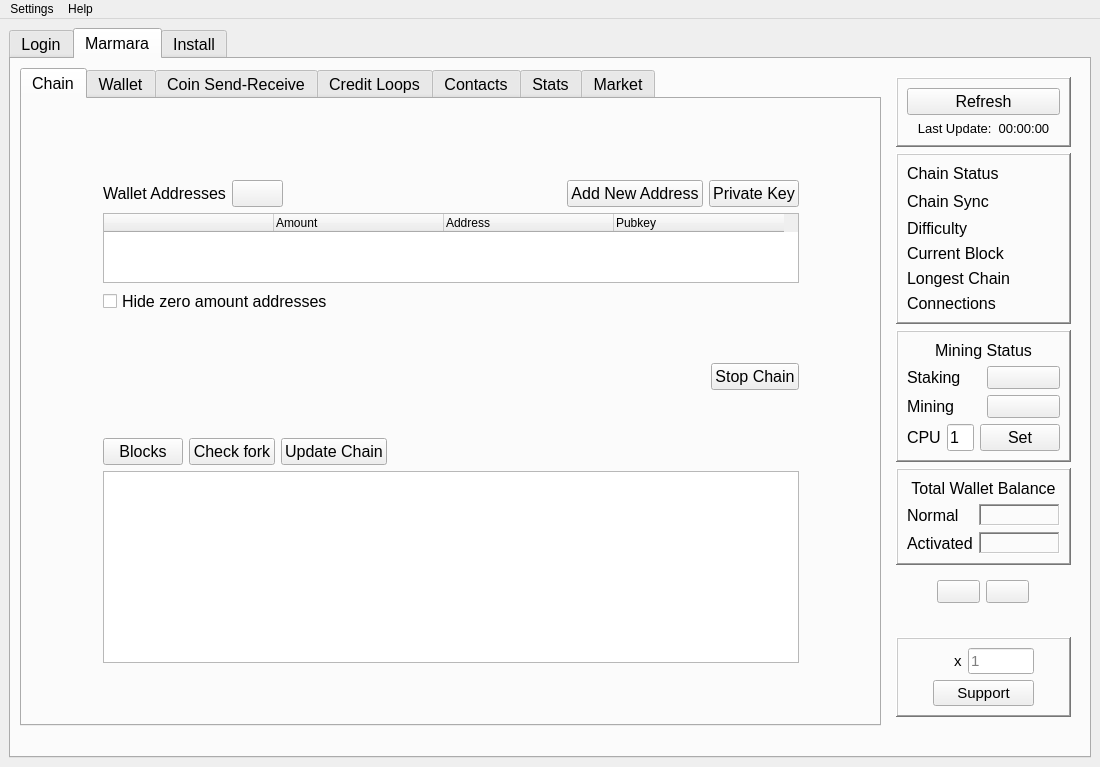
Above: src/main/python/qtguidesign.ui from marmarachain/marmara-connector before the change. Below: the same form after it.
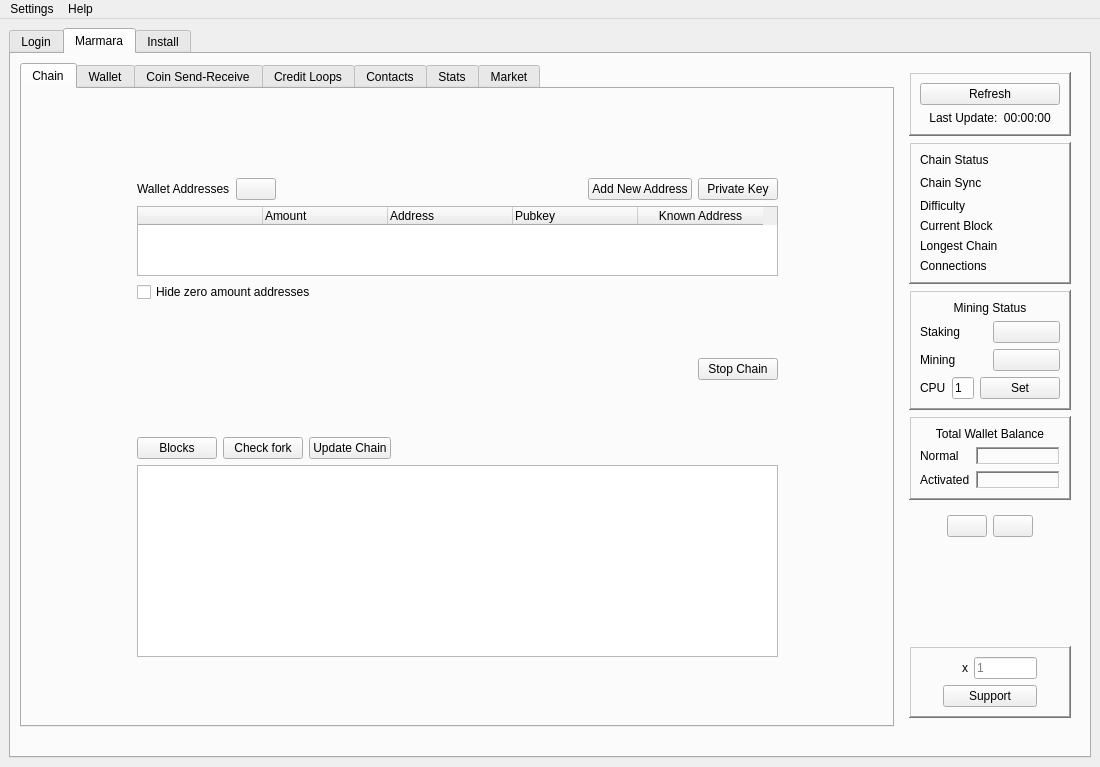
That is the form after the change. The open tabs and pages were chosen to show the change. Icons and pictures are not drawn.

Commit message: [ref] gui design all fonts optimized

Patch:
```diff
--- a/src/main/python/qtguidesign.ui
+++ b/src/main/python/qtguidesign.ui
@@ -20,11 +20,6 @@
    <string notr="true">Marmara Connector</string>
   </property>
   <widget class="QWidget" name="centralwidget">
-   <property name="font">
-    <font>
-     <pointsize>12</pointsize>
-    </font>
-   </property>
    <layout class="QGridLayout" name="gridLayout">
     <item row="0" column="0">
      <widget class="QTabWidget" name="main_tab">
@@ -682,11 +677,6 @@
             <height>16777215</height>
            </size>
           </property>
-          <property name="font">
-           <font>
-            <pointsize>10</pointsize>
-           </font>
-          </property>
           <property name="frameShape">
            <enum>QFrame::NoFrame</enum>
           </property>
@@ -909,13 +899,13 @@
                      <number>0</number>
                     </property>
                     <property name="columnCount">
-                     <number>4</number>
+                     <number>5</number>
                     </property>
                     <attribute name="horizontalHeaderCascadingSectionResizes">
                      <bool>false</bool>
                     </attribute>
                     <attribute name="horizontalHeaderDefaultSectionSize">
-                     <number>170</number>
+                     <number>125</number>
                     </attribute>
                     <attribute name="horizontalHeaderHighlightSections">
                      <bool>true</bool>
@@ -958,6 +948,11 @@
                       <set>AlignLeading|AlignTop</set>
                      </property>
                     </column>
+                    <column>
+                     <property name="text">
+                      <string>Known Address</string>
+                     </property>
+                    </column>
                    </widget>
                   </item>
                   <item row="4" column="1">
@@ -5722,11 +5717,6 @@
                <height>16777215</height>
               </size>
              </property>
-             <property name="font">
-              <font>
-               <pointsize>10</pointsize>
-              </font>
-             </property>
              <property name="frameShape">
               <enum>QFrame::NoFrame</enum>
              </property>
@@ -5837,11 +5827,6 @@
               </item>
               <item row="1" column="0" colspan="2">
                <widget class="QLabel" name="last_update_label">
-                <property name="font">
-                 <font>
-                  <pointsize>10</pointsize>
-                 </font>
-                </property>
                 <property name="text">
                  <string>Last Update:  00:00:00</string>
                 </property>
@@ -5870,11 +5855,6 @@
              <layout class="QGridLayout" name="gridLayout_17">
               <item row="3" column="1">
                <widget class="QPushButton" name="mining_button">
-                <property name="font">
-                 <font>
-                  <pointsize>10</pointsize>
-                 </font>
-                </property>
                 <property name="text">
                  <string/>
                 </property>
@@ -5882,11 +5862,6 @@
               </item>
               <item row="1" column="1">
                <widget class="QPushButton" name="staking_button">
-                <property name="font">
-                 <font>
-                  <pointsize>10</pointsize>
-                 </font>
-                </property>
                 <property name="text">
                  <string/>
                 </property>
@@ -5977,11 +5952,6 @@
                <height>16777215</height>
               </size>
              </property>
-             <property name="font">
-              <font>
-               <pointsize>11</pointsize>
-              </font>
-             </property>
              <property name="frameShape">
               <enum>QFrame::WinPanel</enum>
              </property>
```
Left out of the diff: 24 changed lines with no effect on the pictures. The commit also changes 5 other files.
